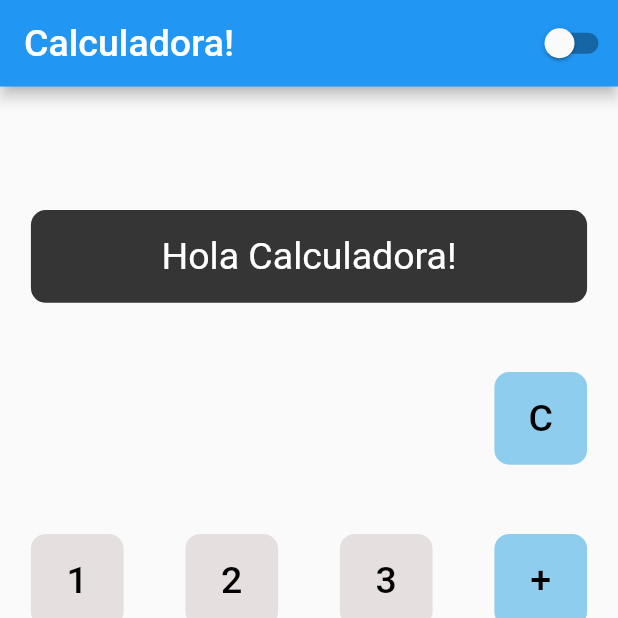
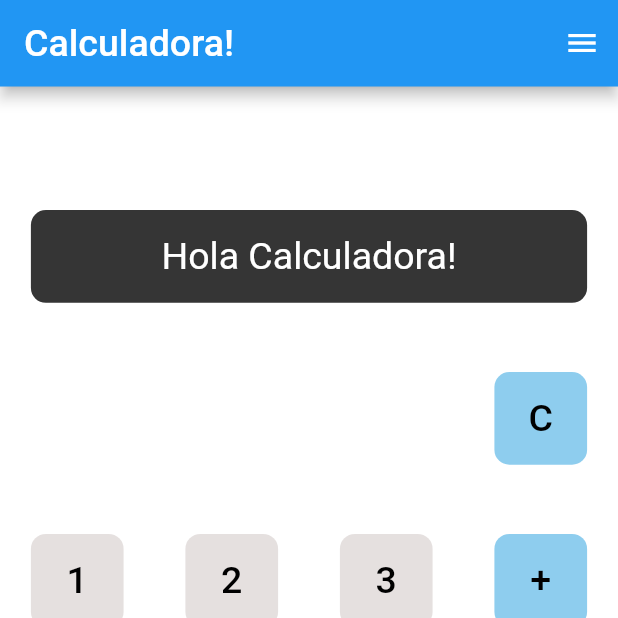
Before and after one commit to ricardoherreral/Calculadora-Flutter, a Flutter app: the screen it shows after launch, on a phone screen of 412 x 824 dp, the top half of it. Run offline on Flutter 3.47's test engine with Material 2 defaults, Android fonts, the phone set to English and light mode, and no system bars.

Commit message:
Se uso la dependencia provider para hacer el cambio de colores del background y asi se viera el cambio de tema. Se agrego un alert dialog con el boton para cambiar el tema. Calculadora terminada

```diff
--- a/lib/pages/home_page.dart
+++ b/lib/pages/home_page.dart
@@ -1,10 +1,10 @@
-import 'package:calculadora/theme/theme_constants.dart';
-import 'package:calculadora/theme/theme_manager.dart';
+import '../theme/theme_manager.dart';
 import 'package:flutter/material.dart';
+import 'package:provider/provider.dart';
 
 late double _deviceHeight, _deviceWidth;
 
-ThemeManager _themeManager = ThemeManager();
+ThemeManager? _themeProvider;
 
 class HomePage extends StatefulWidget {
   HomePage();
@@ -21,29 +21,75 @@ class _HomePageStateClass extends State<HomePage> {
   double? _firstNumber;
   String _op = 'No';
   double? _res;
-  String _themeMode = 'darkMode';
+  bool _darkMode = true;
 
   _HomePageStateClass();
 
   @override
   Widget build(BuildContext context) {
-    final _deviceHeight = MediaQuery.of(context).size.height;
-    final _deviceWidth = MediaQuery.of(context).size.width;
+    _deviceHeight = MediaQuery.of(context).size.height;
+    _deviceWidth = MediaQuery.of(context).size.width;
+    return ChangeNotifierProvider(
+      create: (_context) => ThemeManager(),
+      child: _buildUI(),
+    );
+  }
 
-    return MaterialApp(
-        theme: lightTheme,
-        darkTheme: darkTheme,
-        themeMode: _themeManager.themeMode,
-        home: Scaffold(
+  Widget _buildUI() {
+    return Builder(builder: (_context) {
+      _themeProvider = _context.watch<ThemeManager>();
+      return Scaffold(
         appBar: AppBar(
           toolbarHeight: _deviceHeight * 0.07,
           actions: [
-              Switch(
-                  value: _themeManager.themeMode == ThemeMode.dark,
-                  onChanged: (newValue) {
-                    _themeManager.toggleTheme(newValue);
-                    print('Cambió: $newValue');
-                  }),
+            IconButton(
+                onPressed: () {
+                  showDialog(
+                      context: context,
+                      builder: (BuildContext _context) {
+                        return AlertDialog(
+                          backgroundColor: _themeProvider!.getActualMode()
+                              ? Colors.white
+                              : const Color.fromRGBO(66, 66, 66, 1.0),
+                          title: Text(
+                            'THEME MODE: ',
+                            style: TextStyle(
+                              fontSize: 25,
+                              color: _themeProvider!.getActualMode()
+                                  ? const Color.fromRGBO(66, 66, 66, 1.0)
+                                  : Colors.white,
+                            ),
+                          ),
+                          actions: [
+                            Center(
+                              child: IconButton(
+                                icon: Icon(
+                                  _themeProvider!.getActualMode()
+                                      ? Icons.dark_mode
+                                      : Icons.light_mode,
+                                  color: Colors.amber,
+                                  size: 30,
+                                ),
+                                onPressed: () async {
+                                  print("ANTES: $_darkMode");
+                                  _darkMode =
+                                      _themeProvider!.changeTheme(_darkMode);
+                                  print("Despues: $_darkMode");
+                                  await Future.delayed(
+                                    const Duration(milliseconds: 500),
+                                  );
+                                  Navigator.pop(_context);
+                                },
+                              ),
+                            )
+                          ],
+                        );
+                      });
+                },
+                icon: const Icon(
+                  Icons.menu,
+                  color: Colors.white,
+                ))
           ],
           title: const Text(
             'Calculadora!',
@@ -55,9 +101,10 @@ class _HomePageStateClass extends State<HomePage> {
         ),
         body: SafeArea(
           child: Container(
-              decoration:
-                  const BoxDecoration(//color: Color.fromRGBO(30, 30, 30, 1.0)
-                      ),
+            decoration: BoxDecoration(
+                color: _themeProvider!.getActualMode()
+                    ? Colors.white
+                    : Color.fromRGBO(30, 30, 30, 1.0)),
             height: _deviceHeight,
             width: _deviceWidth,
             padding: EdgeInsets.symmetric(
@@ -81,7 +128,8 @@ class _HomePageStateClass extends State<HomePage> {
             ),
           ),
         ),
-        ));
+      );
+    });
   }
 
   void _displayLightDarkMode() {
@@ -117,7 +165,7 @@ class _HomePageStateClass extends State<HomePage> {
             //       )
             //     : Colors.white,
             title: Text(
-              _themeMode == 'darkMode' ? 'Dark Mode 🌙' : 'Light Mode ☀️',
+              _darkMode == 'darkMode' ? 'Dark Mode 🌙' : 'Light Mode ☀️',
               style: const TextStyle(
                 // color: _themeMode == 'darkMode' ? Colors.white : Colors.black,
                 fontSize: 25,
--- a/lib/theme/theme_manager.dart
+++ b/lib/theme/theme_manager.dart
@@ -1,12 +1,16 @@
 import 'package:flutter/material.dart';
 
+bool themeMode = true;
+
 class ThemeManager with ChangeNotifier {
-  ThemeMode _themeMode = ThemeMode.light;
+  bool changeTheme(bool actual) {
+    actual = !actual;
+    themeMode = actual;
+    notifyListeners();
+    return actual;
+  }
 
-  get themeMode => _themeMode;
-
-  toggleTheme(bool isDark) {
-    _themeMode = isDark ? ThemeMode.dark : ThemeMode.light;
-    notifyListeners();
+  bool getActualMode() {
+    return themeMode;
   }
 }
--- a/pubspec.yaml
+++ b/pubspec.yaml
@@ -30,6 +30,7 @@ environment:
 dependencies:
   flutter:
     sdk: flutter
+  provider: "6.0.2"
 
   # The following adds the Cupertino Icons font to your application.
   # Use with the CupertinoIcons class for iOS style icons.
```
Also changed, not shown: pubspec.lock. Lines whose indentation alone changed are shown as unchanged.
